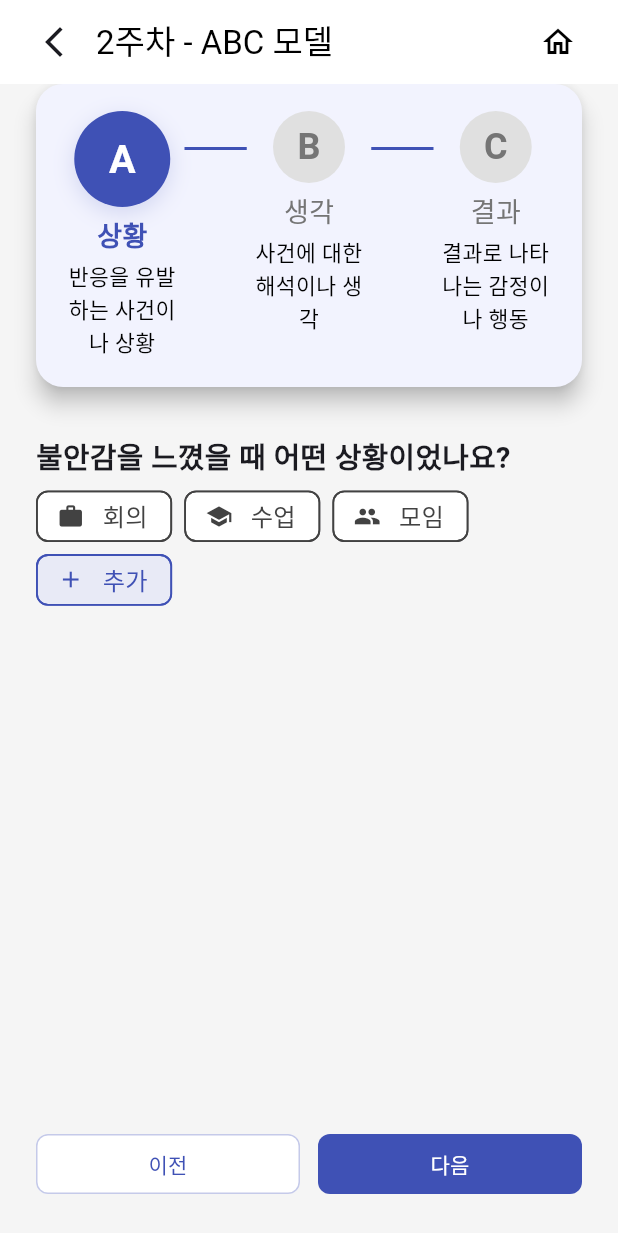
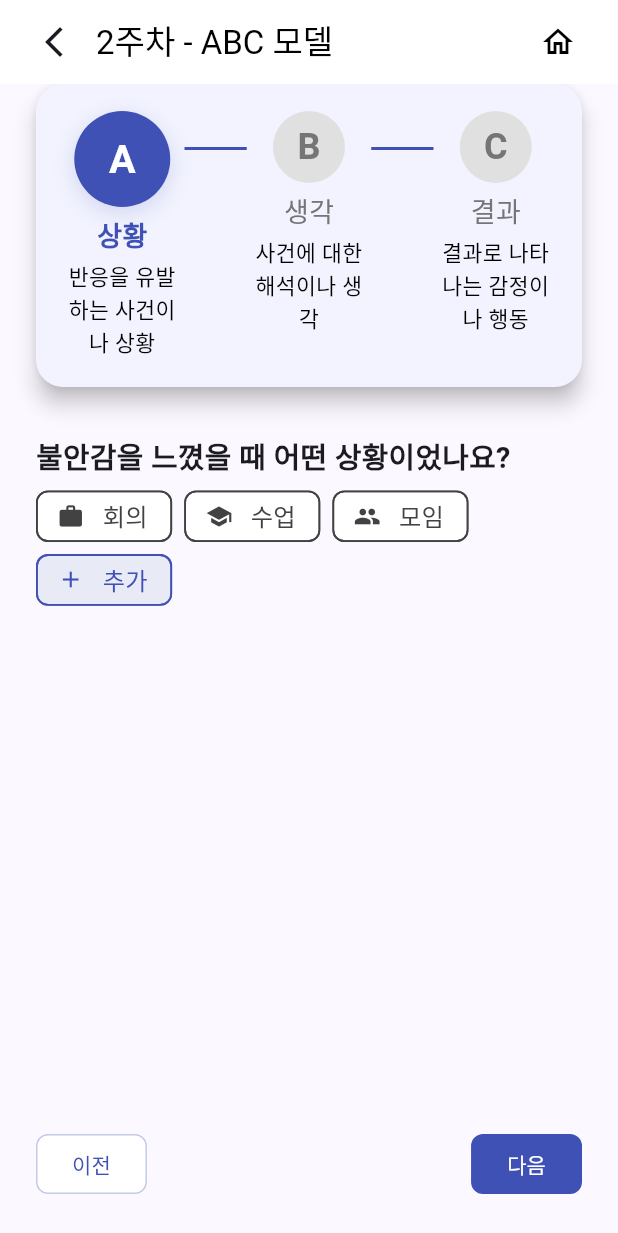
Before and after one commit to MyoungSeok-Song/Mindrium, a Flutter app: the AbcInputScreen screen opened by its route, on a phone screen of 412 x 824 dp. Shown: the top 1233 px of the screen. Run offline on Flutter 3.47's test engine with Material 3 defaults, Android fonts, the phone set to English and light mode, and no system bars; our stand-ins replace cloud_firestore, firebase_auth, firebase_core, fl_chart, flutter_local_notifications, flutter_map and 7 more; missing offline and left inert: geofence_service; accounts and stored records are empty.

Commit message:
feat: 화면컬러와 버튼크기 변경

```diff
--- a/lib/features/2nd_treatment/abc_input_screen.dart
+++ b/lib/features/2nd_treatment/abc_input_screen.dart
@@ -821,7 +821,7 @@ class _AbcInputScreenState extends State<AbcInputScreen> {
       appBar: CustomAppBar(
         title: widget.isExampleMode ? '예시 연습하기' : '2주차 - ABC 모델',
       ),
-      backgroundColor: Colors.grey.shade100,
+      backgroundColor: const Color(0xFFFBF8FF), // 연보라색으로 변경
       body: MediaQuery(
         data: MediaQuery.of(
           context,
--- a/lib/widgets/navigation_button.dart
+++ b/lib/widgets/navigation_button.dart
@@ -20,20 +20,24 @@ class NavigationButtons extends StatelessWidget {
     return Row(
       mainAxisAlignment: MainAxisAlignment.spaceBetween,
       children: [
-        // 이전
-        Expanded(
-          child: FilledButton(
+        FilledButton(
           onPressed: onBack,
           style: ButtonStyle(
             backgroundColor: WidgetStateProperty.resolveWith<Color?>(
-                (states) => states.contains(WidgetState.disabled)
-                    ? AppColors.grey300
-                    : AppColors.white,
+              (states) {
+                if (states.contains(WidgetState.disabled)) {
+                  return AppColors.grey300;
+                }
+                return AppColors.white;
+              },
             ),
             foregroundColor: WidgetStateProperty.resolveWith<Color?>(
-                (states) => states.contains(WidgetState.disabled)
-                    ? Colors.grey
-                    : Colors.indigo,
+              (states) {
+                if (states.contains(WidgetState.disabled)) {
+                  return Colors.grey;
+                }
+                return Colors.indigo;
+              },
             ),
             shape: WidgetStateProperty.resolveWith<OutlinedBorder>(
               (states) {
@@ -47,33 +51,30 @@ class NavigationButtons extends StatelessWidget {
               },
             ),
           ),
-            child: Text(leftLabel, textAlign: TextAlign.center),
+          child: Text(leftLabel),
         ),
-        ),
-        const SizedBox(width: 12), // 버튼 사이 간격
-        // 다음
-        Expanded(
-          child: FilledButton(
+        FilledButton(
           onPressed: onNext,
           style: ButtonStyle(
             backgroundColor: WidgetStateProperty.resolveWith<Color?>(
-                (states) => states.contains(WidgetState.disabled)
-                    ? AppColors.grey300
-                    : Colors.indigo,
+              (states) {
+                if (states.contains(WidgetState.disabled)) {
+                  return AppColors.grey300;
+                }
+                return Colors.indigo;
+              },
             ),
             foregroundColor: WidgetStateProperty.resolveWith<Color?>(
-                (states) => states.contains(WidgetState.disabled)
-                    ? Colors.grey
-                    : AppColors.white,
+              (states) {
+                if (states.contains(WidgetState.disabled)) {
+                  return Colors.grey;
+                }
+                return AppColors.white;
+              },
             ),
-              shape: WidgetStateProperty.all(
-                RoundedRectangleBorder(
-                  borderRadius: BorderRadius.circular(AppSizes.borderRadius),
+            shape: WidgetStateProperty.all(RoundedRectangleBorder(borderRadius: BorderRadius.circular(AppSizes.borderRadius))),
           ),
-              ),
-            ),
-            child: Text(rightLabel, textAlign: TextAlign.center),
-          ),
+          child: Text(rightLabel),
         ),
       ],
     );
```
Also changed, not shown: 1 other file. Lines whose indentation alone changed are shown as unchanged.
